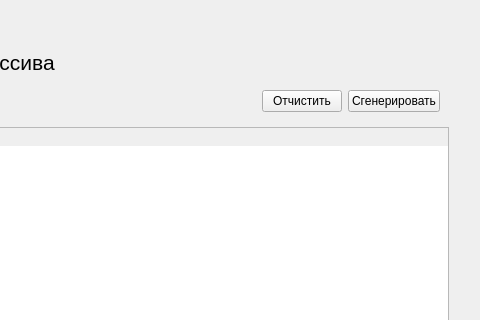
Before: the Qt Designer form sortwindow.ui in Dustwiper/InformSystemDev, drawn with Qt 5; both pictures show x 562 to 1042 and y 0 to 320 of the 1042 by 624 pixel window.
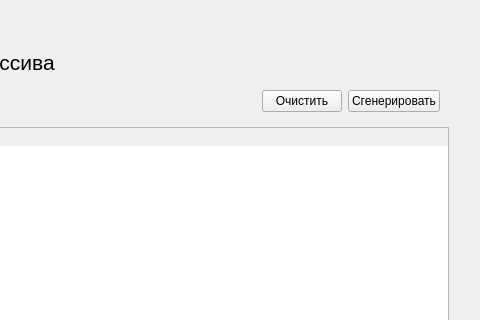
After: the same form once the commit is applied.

What changed in the file:
```diff
--- a/sortwindow.ui
+++ b/sortwindow.ui
@@ -75,7 +75,7 @@
        <item>
         <widget class="QPushButton" name="clearTable">
          <property name="text">
-          <string>Отчистить</string>
+          <string>Очистить</string>
          </property>
         </widget>
        </item>
```
